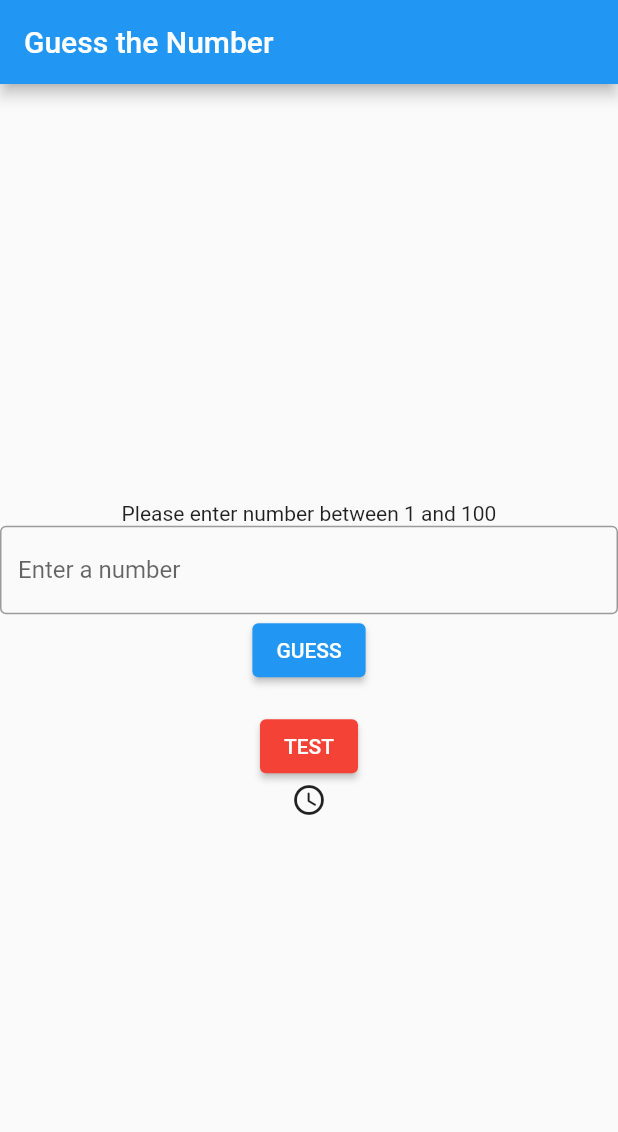
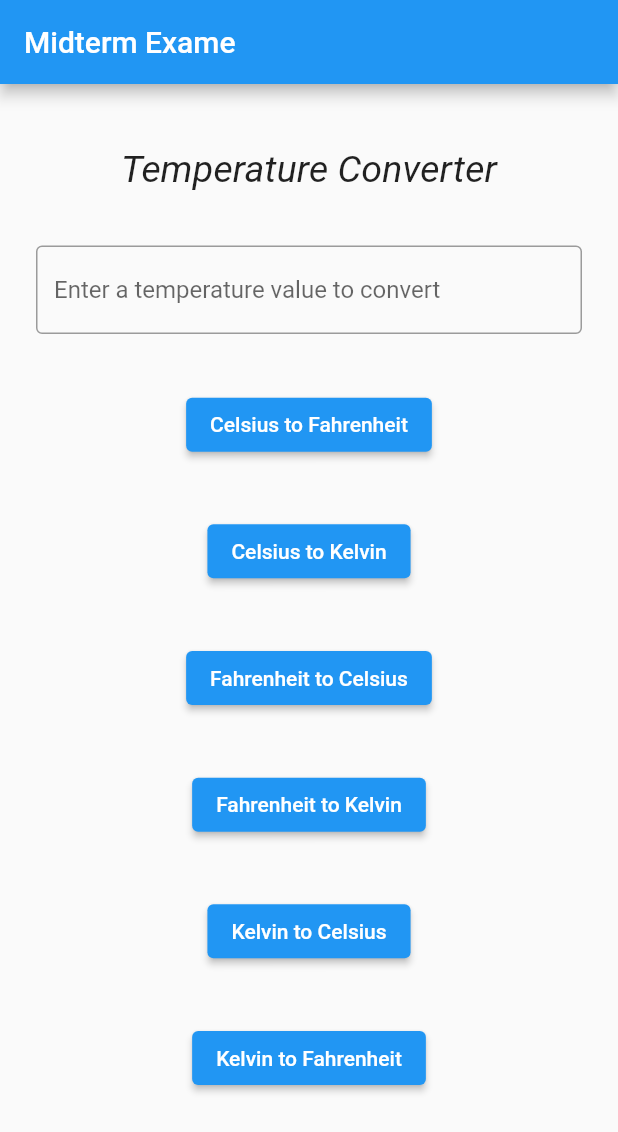
Before and after one commit to Benjapct/midterm_07610614, a Flutter app: the screen it shows after launch, on a phone screen of 412 x 824 dp. Shown: the top 1132 px of the screen. Run offline on Flutter 3.47's test engine with Material 2 defaults, Android fonts, the phone set to English and light mode, and no system bars.

Commit message:
Update game_page.dart

```diff
--- a/lib/pages/game_page.dart
+++ b/lib/pages/game_page.dart
@@ -23,15 +23,12 @@ class _GamePageState extends State<GamePage> {
     setState(() {
       _showTestButton = !_showTestButton;
     });
-
-    print('Button clicked!');
     print(_controller.text);
     var guess = int.tryParse(_controller.text);
     if (guess == null) {
-      // แจ้ง error
-      print('Input error');
+      //error
       setState(() {
-        _feedbackText = 'Input error, please try again';
+        _feedbackText = 'Please enter a value to convert.';
       });
     } else {
       var result = _game.doGuess(guess);
@@ -43,7 +40,7 @@ class _GamePageState extends State<GamePage> {
         });
       } else if (result == Result.tooLow) {
         // ทายน้อยไป
-        print('Too low');
+
         setState(() {
           _feedbackText = 'Too low, please try again';
         });
@@ -61,35 +58,55 @@ class _GamePageState extends State<GamePage> {
   Widget build(BuildContext context) {
     return Scaffold(
       appBar: AppBar(
-        title: const Text('Guess the Number'),
+        title: const Text('Midterm Exame'),
       ),
-      body: Center(
+      body: Container(
+        padding: const EdgeInsets.all(8.0),
+        margin: const EdgeInsets.all(16.0),
         child: Column(
-          mainAxisAlignment: MainAxisAlignment.center,
+          mainAxisAlignment: MainAxisAlignment.spaceAround,
           children: [
-            const Text('Please enter number between 1 and 100'),
+            Text('Temperature Converter', style: TextStyle(fontSize: 25.0, fontStyle: FontStyle.italic)),
+
             TextField(
               controller: _controller,
               decoration: const InputDecoration(
                 border: OutlineInputBorder(),
-                hintText: 'Enter a number',
+                hintText: 'Enter a temperature value to convert',
               ),
             ),
             // Callback function
             ElevatedButton(
               onPressed: handleClickGuess,
-              child: const Text('GUESS'),
+              child: const Text('Celsius to Fahrenheit'),
             ),
-            Text(_feedbackText),
 
             ElevatedButton(
-              style: OutlinedButton.styleFrom(
-                backgroundColor: _showTestButton ? Colors.green : Colors.red,
-              ),
-              onPressed: () {},
-              child: const Text('TEST'),
+              onPressed: handleClickGuess,
+              child: const Text('Celsius to Kelvin'),
             ),
-            Icon(_showTestButton ? Icons.print : Icons.access_time_rounded),
+
+            ElevatedButton(
+              onPressed: handleClickGuess,
+              child: const Text('Fahrenheit to Celsius'),
+            ),
+
+            ElevatedButton(
+              onPressed: handleClickGuess,
+              child: const Text('Fahrenheit to Kelvin'),
+            ),
+
+            ElevatedButton(
+              onPressed: handleClickGuess,
+              child: const Text('Kelvin to Celsius'),
+            ),
+
+            ElevatedButton(
+              onPressed: handleClickGuess,
+              child: const Text('Kelvin to Fahrenheit'),
+            ),
+
+            Text(_feedbackText),
           ],
         ),
       ),
```
